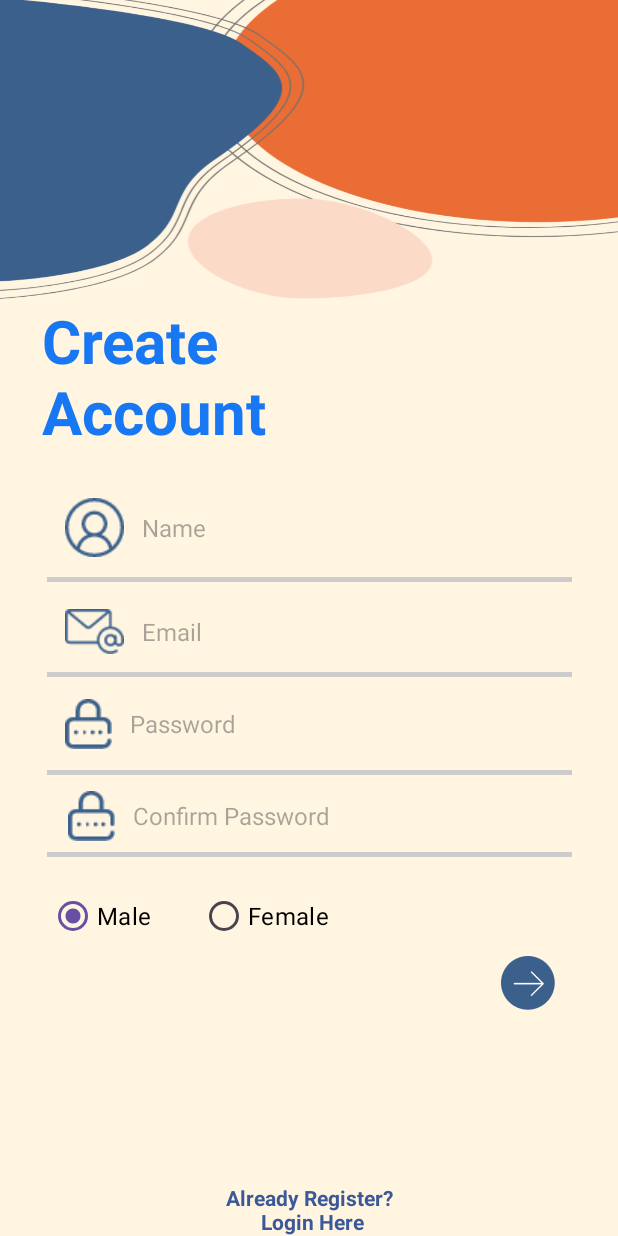
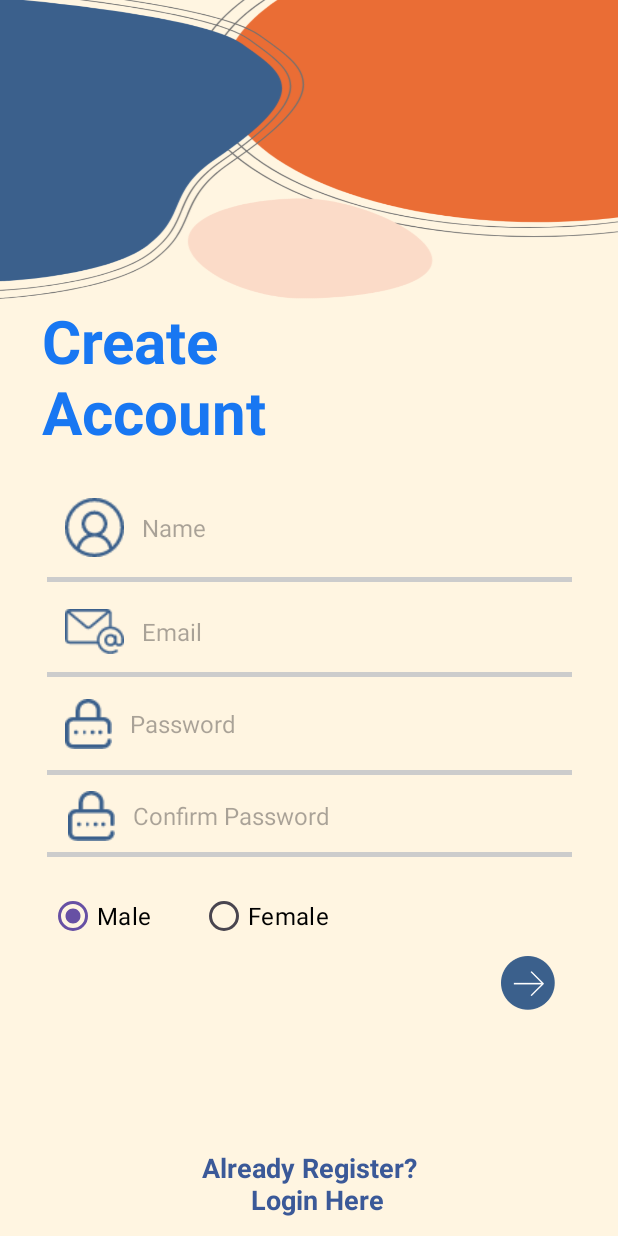
Before and after one commit to Huynh-Minh-Man-04042004/KiemTraLTDD, an Android app: the layout activity_sigup.xml on its own in the app's theme, with its tools: preview values and no code run, on a phone screen of 412 x 824 dp. Run offline under Robolectric (Android 15) with nearby library versions, the phone set to English and light mode, and no system bars.

Commit message:
Design form Register v1.1

```diff
--- a/KiemTraLTDD/app/src/main/res/layout/activity_sigup.xml
+++ b/KiemTraLTDD/app/src/main/res/layout/activity_sigup.xml
@@ -202,13 +202,14 @@
         android:id="@+id/textViewRegister"
         android:layout_width="wrap_content"
         android:layout_height="wrap_content"
+        android:layout_marginBottom="12dp"
         android:text="Already Register?\n       Login Here"
-        android:textSize="14sp"
+        android:textColor="@color/blue"
+        android:textSize="18sp"
         android:textStyle="bold"
-        android:textColor="@color/blue"
+        app:layout_constraintBottom_margin="24dp"
         app:layout_constraintBottom_toBottomOf="parent"
-        app:layout_constraintStart_toStartOf="parent"
         app:layout_constraintEnd_toEndOf="parent"
-        app:layout_constraintBottom_margin="24dp" />
+        app:layout_constraintStart_toStartOf="parent" />
 
 </androidx.constraintlayout.widget.ConstraintLayout>
```
